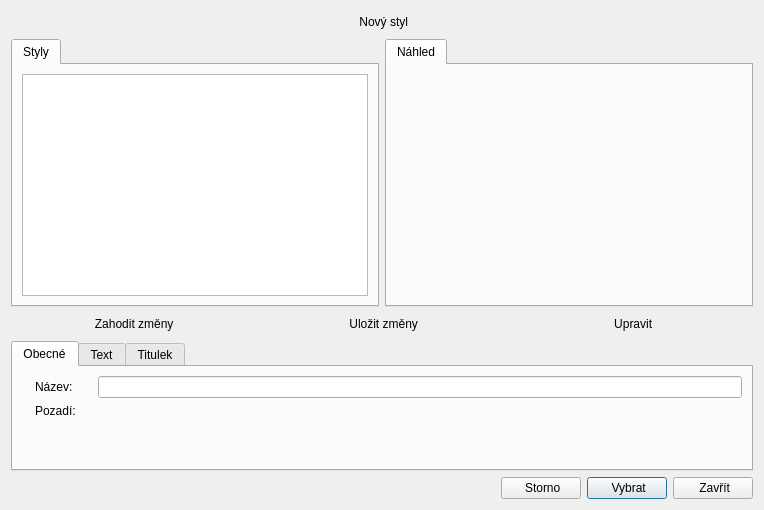
Above: src/gui/stylesdialog.ui from CZDanol/StrawLumen before the change. Below: the same form after it.
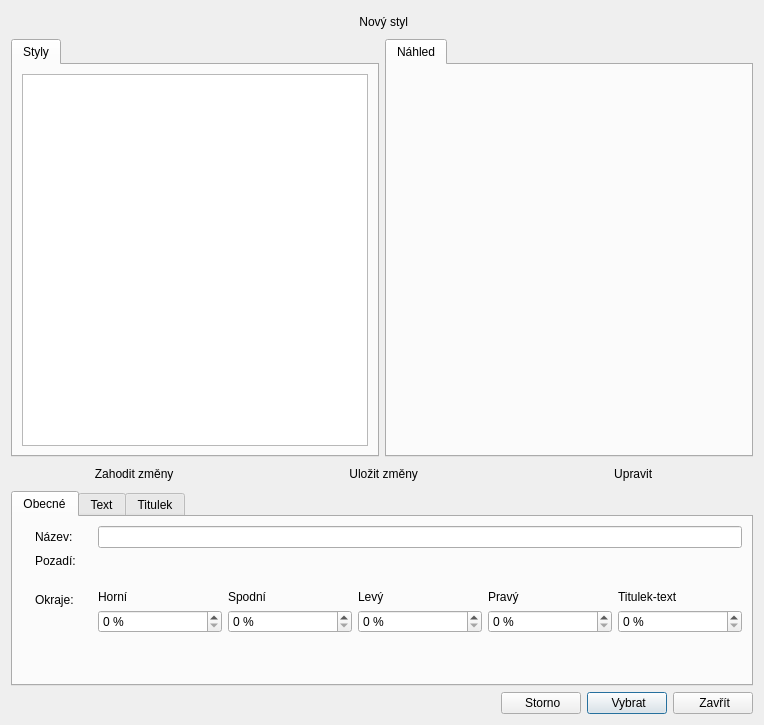
That is the form after the change. Icons and pictures are not drawn. Custom widgets are drawn as their Qt base class.

Commit message: PresentationStyle paddings, proper TextStyle lines align

```diff
--- a/src/gui/stylesdialog.ui
+++ b/src/gui/stylesdialog.ui
@@ -10,7 +10,7 @@
     <x>0</x>
     <y>0</y>
     <width>764</width>
-    <height>510</height>
+    <height>725</height>
    </rect>
   </property>
   <property name="windowTitle">
@@ -220,6 +220,111 @@
        <string>Obecné</string>
       </attribute>
       <layout class="QGridLayout" name="gridLayout">
+       <item row="2" column="1">
+        <spacer name="verticalSpacer_2">
+         <property name="orientation">
+          <enum>Qt::Vertical</enum>
+         </property>
+         <property name="sizeType">
+          <enum>QSizePolicy::Preferred</enum>
+         </property>
+         <property name="sizeHint" stdset="0">
+          <size>
+           <width>20</width>
+           <height>16</height>
+          </size>
+         </property>
+        </spacer>
+       </item>
+       <item row="3" column="3" rowspan="2">
+        <layout class="QGridLayout" name="gridLayout_3">
+         <item row="0" column="1">
+          <widget class="QLabel" name="label_8">
+           <property name="text">
+            <string>Spodní</string>
+           </property>
+          </widget>
+         </item>
+         <item row="0" column="0">
+          <widget class="QLabel" name="label_7">
+           <property name="text">
+            <string>Horní</string>
+           </property>
+          </widget>
+         </item>
+         <item row="0" column="2">
+          <widget class="QLabel" name="label_9">
+           <property name="text">
+            <string>Levý</string>
+           </property>
+          </widget>
+         </item>
+         <item row="0" column="3">
+          <widget class="QLabel" name="label_10">
+           <property name="text">
+            <string>Pravý</string>
+           </property>
+          </widget>
+         </item>
+         <item row="0" column="4">
+          <widget class="QLabel" name="label_11">
+           <property name="text">
+            <string>Titulek-text</string>
+           </property>
+          </widget>
+         </item>
+         <item row="1" column="0">
+          <widget class="QSpinBox" name="sbTopPadding">
+           <property name="suffix">
+            <string> %</string>
+           </property>
+           <property name="maximum">
+            <number>60</number>
+           </property>
+          </widget>
+         </item>
+         <item row="1" column="1">
+          <widget class="QSpinBox" name="sbBottomPadding">
+           <property name="suffix">
+            <string> %</string>
+           </property>
+           <property name="maximum">
+            <number>60</number>
+           </property>
+          </widget>
+         </item>
+         <item row="1" column="2">
+          <widget class="QSpinBox" name="sbLeftPadding">
+           <property name="suffix">
+            <string> %</string>
+           </property>
+           <property name="maximum">
+            <number>60</number>
+           </property>
+          </widget>
+         </item>
+         <item row="1" column="3">
+          <widget class="QSpinBox" name="sbRightPadding">
+           <property name="suffix">
+            <string> %</string>
+           </property>
+           <property name="maximum">
+            <number>60</number>
+           </property>
+          </widget>
+         </item>
+         <item row="1" column="4">
+          <widget class="QSpinBox" name="sbTitleTextPadding">
+           <property name="suffix">
+            <string> %</string>
+           </property>
+           <property name="maximum">
+            <number>60</number>
+           </property>
+          </widget>
+         </item>
+        </layout>
+       </item>
        <item row="0" column="2">
         <spacer name="horizontalSpacer_2">
          <property name="orientation">
@@ -267,7 +372,7 @@
          </property>
         </widget>
        </item>
-       <item row="2" column="1">
+       <item row="5" column="1">
         <spacer name="verticalSpacer">
          <property name="orientation">
           <enum>Qt::Vertical</enum>
@@ -280,6 +385,36 @@
          </property>
         </spacer>
        </item>
+       <item row="4" column="1">
+        <spacer name="verticalSpacer_3">
+         <property name="orientation">
+          <enum>Qt::Vertical</enum>
+         </property>
+         <property name="sizeType">
+          <enum>QSizePolicy::Minimum</enum>
+         </property>
+         <property name="sizeHint" stdset="0">
+          <size>
+           <width>20</width>
+           <height>0</height>
+          </size>
+         </property>
+        </spacer>
+       </item>
+       <item row="3" column="0">
+        <widget class="QLabel" name="label_6">
+         <property name="pixmap">
+          <pixmap resource="../../res/resources.qrc">:/icons/16/Collect_16px.png</pixmap>
+         </property>
+        </widget>
+       </item>
+       <item row="3" column="1">
+        <widget class="QLabel" name="label_5">
+         <property name="text">
+          <string>Okraje:</string>
+         </property>
+        </widget>
+       </item>
        <item row="1" column="3">
         <widget class="PresentationBackgroundSelectionWidget" name="wgtBackground" native="true"/>
        </item>
```
The commit also changes 11 other files.
